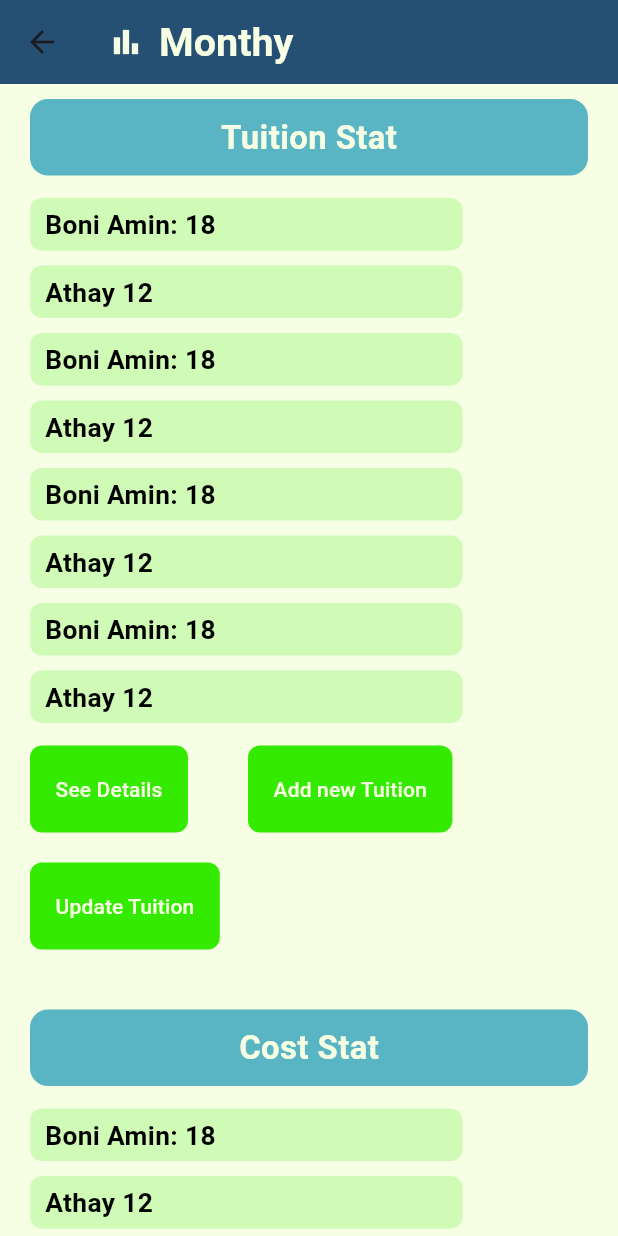
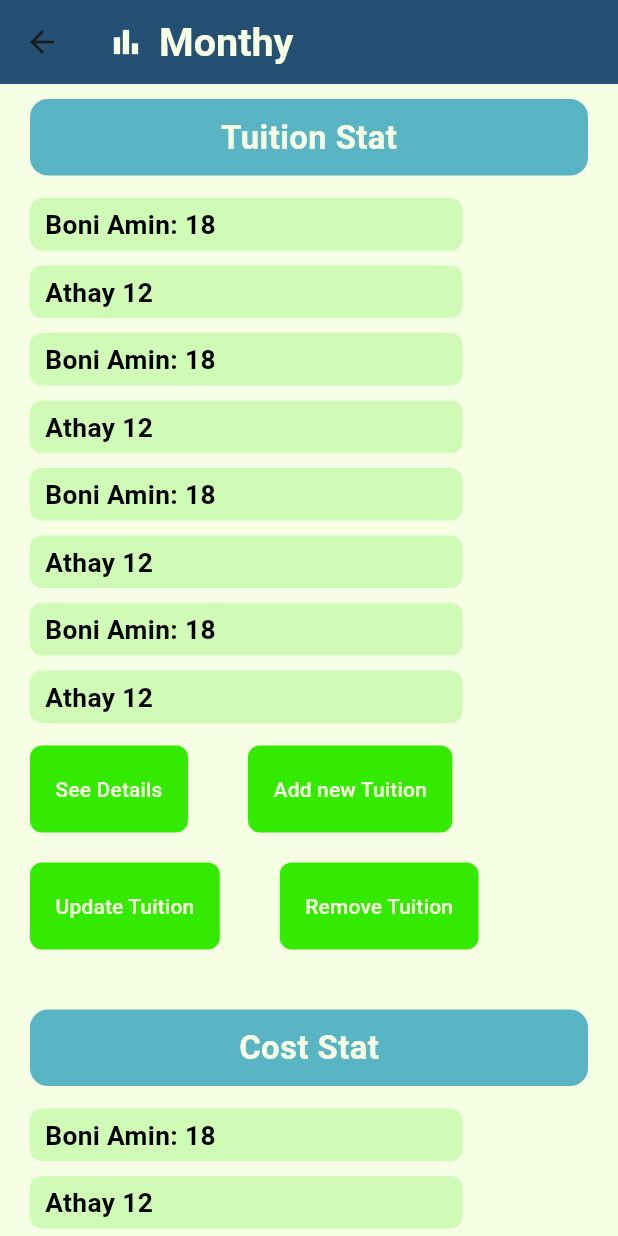
Before and after one commit to fahimmahmud618/Monthy_Tracker, a Flutter app: the HomePage screen opened directly, on a phone screen of 412 x 824 dp. Run offline on Flutter 3.47's test engine with Material 3 defaults, Android fonts, the phone set to English and light mode, and no system bars.

Commit message:
remove tuition page

```diff
--- a/lib/Models/tuition.dart
+++ b/lib/Models/tuition.dart
@@ -2,6 +2,7 @@ class Tuition{
   String studentName;
   int dayInAMonth;
   int countInThisMonth;
+  bool isPresent;
 
-  Tuition(this.studentName, this.dayInAMonth, this.countInThisMonth);
+  Tuition(this.studentName, this.dayInAMonth, this.countInThisMonth, this.isPresent);
 }
--- a/lib/Pages/home_page.dart
+++ b/lib/Pages/home_page.dart
@@ -1,8 +1,9 @@
 import 'package:flutter/material.dart';
 import 'package:monthy_tracker/Pages/add_new_expence_page.dart';
 import 'package:monthy_tracker/Pages/add_new_tuition.dart';
+import 'package:monthy_tracker/Pages/remove_tuition_page.dart';
 import 'package:monthy_tracker/Pages/show_cost_details_page.dart';
-import 'package:monthy_tracker/Pages/show_tuition_details.dart';
+import 'package:monthy_tracker/Pages/show_tuition_details_page.dart';
 import 'package:monthy_tracker/Pages/update_tuition_page.dart';
 import 'package:monthy_tracker/Styles.dart';
 import 'package:monthy_tracker/Widgets/action_button.dart';
@@ -28,7 +29,12 @@ class _HomePageState extends State<HomePage> {
 
   void go_to_tuition_page(){
     Navigator.push(context, MaterialPageRoute(builder: (context)=>ShowTuitionDetailsPage()));
-    print("tuition page triggered");
+    print("show tuition page triggered");
+  }
+
+  void go_to_remove_tuition_page(){
+    Navigator.push(context, MaterialPageRoute(builder: (context)=>RemoveTuitionPage()));
+    print("remove tuition page triggered");
   }
 
   void go_to_add_new_tuition_page(){
@@ -69,7 +75,12 @@ class _HomePageState extends State<HomePage> {
                   ActionButton(context, color3,"Add new Tuition", go_to_add_new_tuition_page),
                 ],
               ),
-              ActionButton(context, color3,"Update Tuition", go_to_update_tuition_page),
+              Row(
+                children: [
+                  ActionButton(context, color3,"Update Tuition", go_to_update_tuition_page),
+                  ActionButton(context, color3,"Remove Tuition", go_to_remove_tuition_page),
+                ],
+              ),
 
               SizedBox(height: 20,),
               HeadingTitleBar(context, "Cost Stat"),
--- a/lib/Pages/update_tuition_page.dart
+++ b/lib/Pages/update_tuition_page.dart
@@ -17,9 +17,9 @@ class UpdateTuitionPage extends StatefulWidget {
 
 class _UpdateTuitionPageState extends State<UpdateTuitionPage> {
   List<Tuition> tuitions = [
-    new Tuition("Boni amin", 12, 5),
-    new Tuition("Roufa", 12, 4),
-    new Tuition("Shafa", 12, 6),
+    new Tuition("Boni amin", 12, 5,true),
+    new Tuition("Roufa", 12, 4,true),
+    new Tuition("Shafa", 12, 6,true),
   ];
   List<String> tuitionList=[];
 
```
Also changed, not shown: lib/Pages/remove_tuition_page.dart (added, +63 -0 lines), lib/Pages/show_tuition_details_page.dart (renamed from lib/Pages/show_tuition_details.dart).
